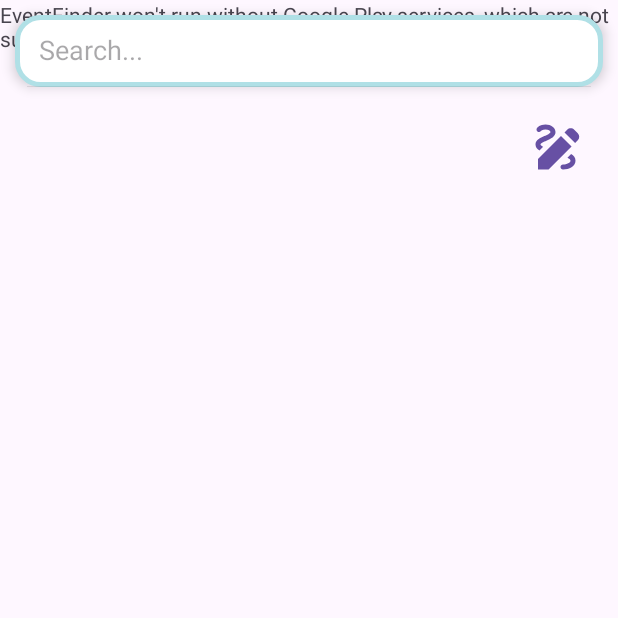
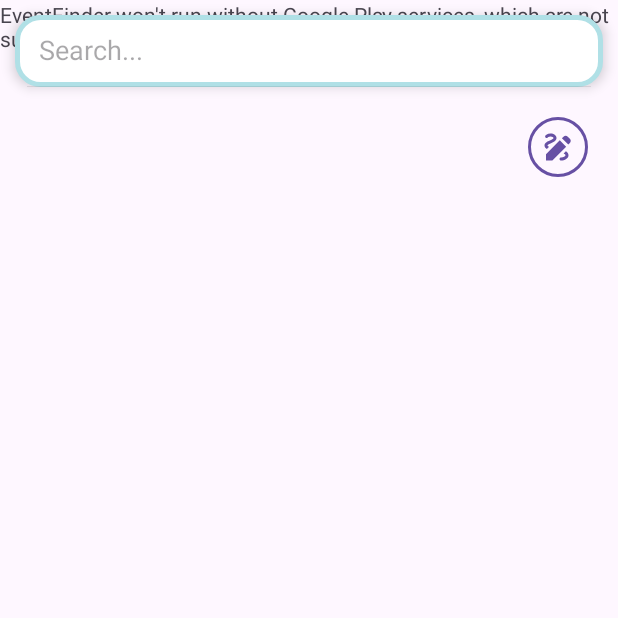
Before and after one commit to dbracic21-foi/EventFinder, an Android app: the screen it shows after launch (MapsFragment), on a phone screen of 412 x 824 dp, the top half of it. Run offline under Robolectric (Android 15) with nearby library versions, the phone set to English and light mode, and no system bars.

Commit message:
Corrected polygon drawing implementation. Added view of the markers on the corners, and all lines are shown correctly.

```diff
--- /dev/null
+++ b/Software/app/src/main/res/drawable/baseline_stop_circle_24.xml
@@ -0,0 +1,5 @@
+<vector android:height="24dp" android:tint="#000000"
+    android:viewportHeight="24" android:viewportWidth="24"
+    android:width="24dp" xmlns:android="http://schemas.android.com/apk/res/android">
+    <path android:fillColor="@android:color/white" android:pathData="M12,2C6.48,2 2,6.48 2,12c0,5.52 4.48,10 10,10s10,-4.48 10,-10C22,6.48 17.52,2 12,2zM16,16H8V8h8V16z"/>
+</vector>
--- /dev/null
+++ b/Software/app/src/main/res/drawable/rounded_btn.xml
@@ -0,0 +1,23 @@
+<?xml version="1.0" encoding="utf-8"?>
+<layer-list xmlns:android="http://schemas.android.com/apk/res/android">
+
+    <!-- Background shape (circle) -->
+    <item>
+        <shape
+            android:shape="oval">
+            <solid android:color="@android:color/transparent" />
+            <stroke
+                android:color="@color/white"
+                android:width="2dp" />
+        </shape>
+    </item>
+
+    <!-- Your custom drawable placed in the center of the circle -->
+    <item
+        android:drawable="@drawable/btn_draw_polygon"
+        android:left="8dp"
+        android:right="8dp"
+        android:top="8dp"
+        android:bottom="8dp"
+        />
+</layer-list>
--- a/Software/app/src/main/res/layout/fragment_maps.xml
+++ b/Software/app/src/main/res/layout/fragment_maps.xml
@@ -36,7 +36,7 @@
         android:layout_width="40dp"
         android:layout_height="40dp"
         android:layout_margin="20dp"
-        android:background="@drawable/btn_draw_polygon"
+        android:background="@drawable/rounded_btn"
         android:backgroundTint="@color/powder_blue"
         app:layout_constraintEnd_toEndOf="parent"
         app:layout_constraintTop_toBottomOf="@+id/mapSearch" />
```
Also changed, not shown: Software/app/src/main/java/com/example/eventfinder/MapsFragment.kt (+96 -21 lines).
